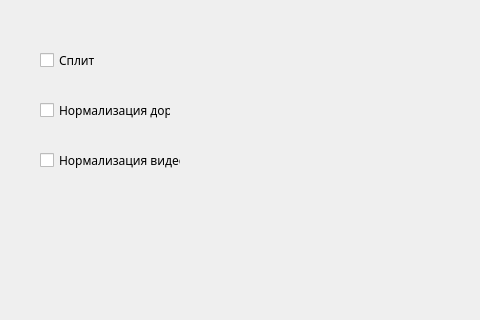
DoobyDouglas/ReaperScript, file MainWindow.ui: the form before one commit; both pictures show x 0 to 480 and y 178 to 498 of the 800 by 800 pixel window.
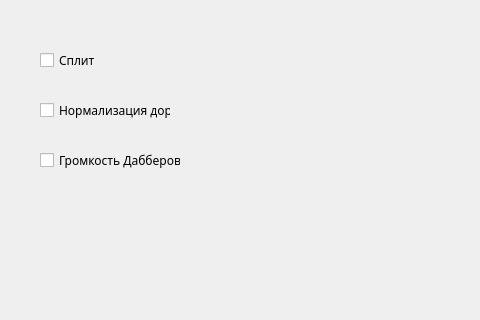
The form after the commit.

```diff
--- a/MainWindow.ui
+++ b/MainWindow.ui
@@ -81,7 +81,7 @@
      </rect>
     </property>
     <property name="text">
-     <string>Нормализация видео</string>
+     <string>Громкость Дабберов</string>
     </property>
    </widget>
    <widget class="QLineEdit" name="lineEdit">
```
Left out of the diff: 6 changed lines with no effect on the pictures.
